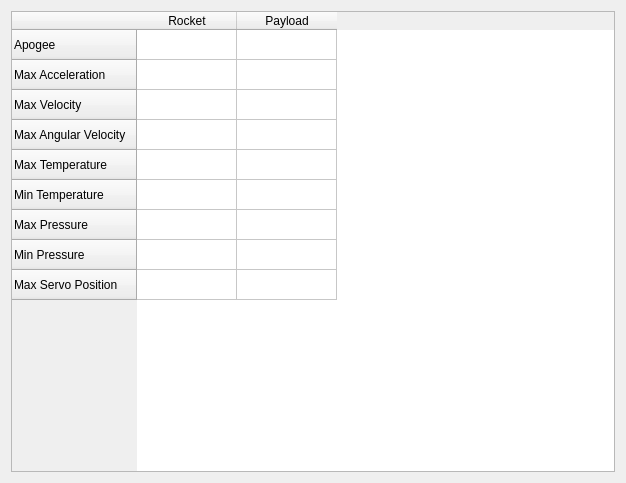
Above: Frontend/Widgets/MaxValueWidget/maxvaluewidget.ui from WPI-HPRC/groundstation-2025 before the change. Below: the same form after it.
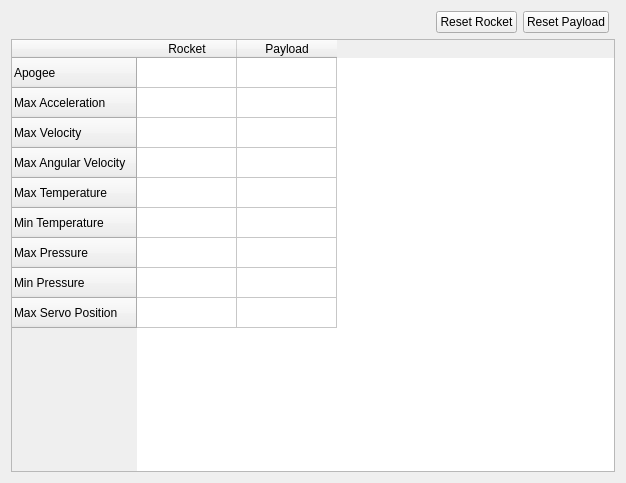
That is the form after the change.

Commit message: added button to reset max values

```diff
--- a/Frontend/Widgets/MaxValueWidget/maxvaluewidget.ui
+++ b/Frontend/Widgets/MaxValueWidget/maxvaluewidget.ui
@@ -14,7 +14,34 @@
    <string>MaxValueWidget</string>
   </property>
   <layout class="QGridLayout" name="gridLayout">
-   <item row="5" column="0">
+   <item row="0" column="1">
+    <widget class="QPushButton" name="ResetRocketButton">
+     <property name="text">
+      <string>Reset Rocket</string>
+     </property>
+    </widget>
+   </item>
+   <item row="0" column="2">
+    <widget class="QPushButton" name="ResetPayloadButton">
+     <property name="text">
+      <string>Reset Payload</string>
+     </property>
+    </widget>
+   </item>
+   <item row="0" column="0">
+    <spacer name="horizontalSpacer">
+     <property name="orientation">
+      <enum>Qt::Orientation::Horizontal</enum>
+     </property>
+     <property name="sizeHint" stdset="0">
+      <size>
+       <width>40</width>
+       <height>20</height>
+      </size>
+     </property>
+    </spacer>
+   </item>
+   <item row="4" column="0" colspan="4">
     <widget class="QTableWidget" name="MaxValueTable">
      <property name="editTriggers">
       <set>QAbstractItemView::EditTrigger::NoEditTriggers</set>
```
The commit also changes 3 other files.
